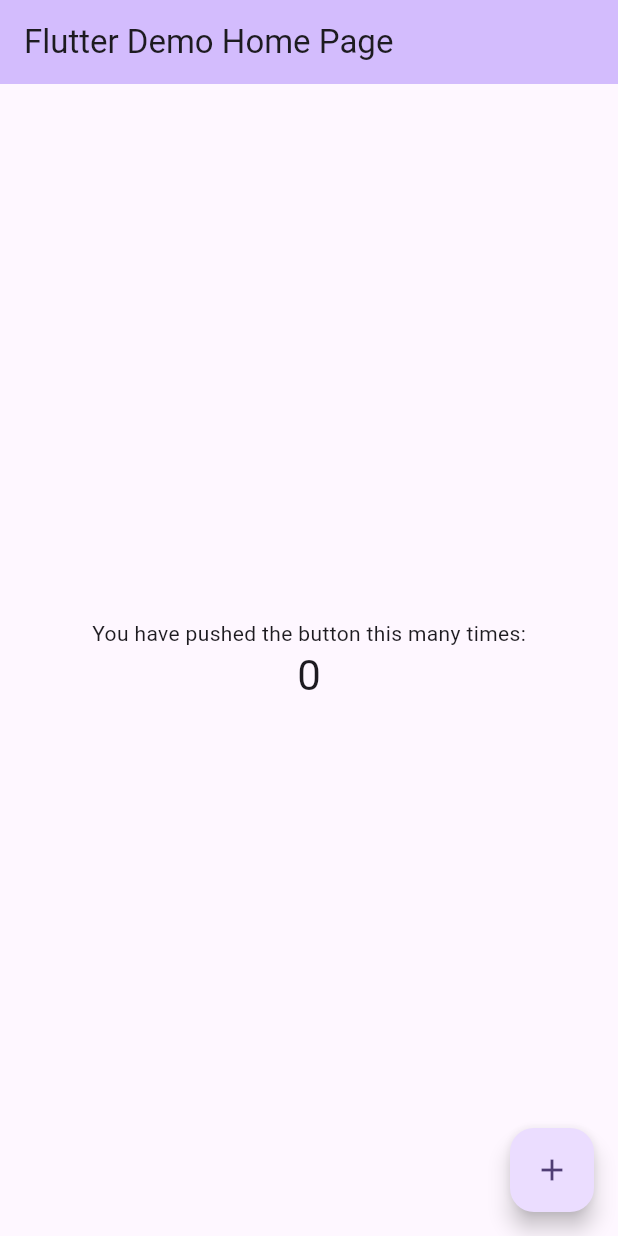
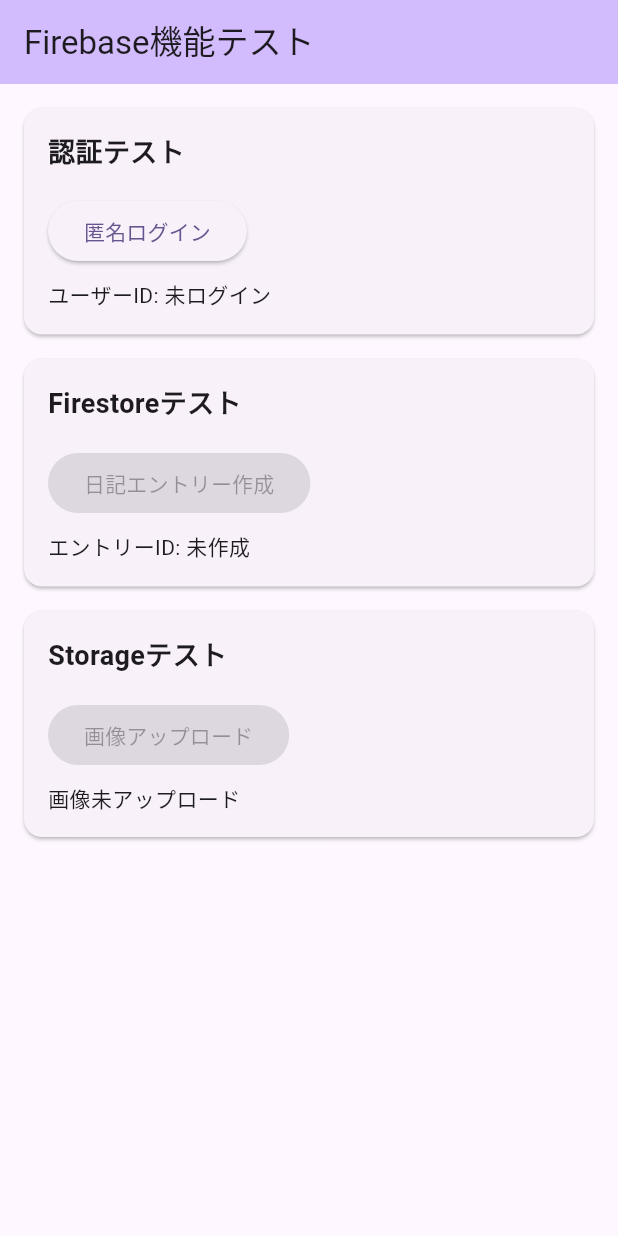
Before and after one commit to ssk0323/reflekt-journal, a Flutter app: the screen it shows after launch, on a phone screen of 412 x 824 dp. Run offline on Flutter 3.47's test engine with Material 3 defaults, Android fonts, the phone set to English and light mode, and no system bars; our stand-ins replace cloud_firestore, firebase_auth, firebase_core, firebase_storage, image_picker; accounts and stored records are empty.

Commit message:
feat: Firebase連携機能の実装
- Firebase Authentication、Firestore、Storageの連携
- Webプラットフォーム対応のための画像アップロード処理
- テスト画面の実装

Firebase Consoleでの設定を完了し、すべての機能が正常に動作することを確認

```diff
--- a/lib/main.dart
+++ b/lib/main.dart
@@ -1,125 +1,28 @@
 import 'package:flutter/material.dart';
+import 'package:firebase_core/firebase_core.dart';
+import 'firebase_options.dart';
+import 'package:reflekt_app/screens/firebase_test_screen.dart';
 
-void main() {
+void main() async {
+  WidgetsFlutterBinding.ensureInitialized();
+  await Firebase.initializeApp(
+    options: DefaultFirebaseOptions.currentPlatform,
+  );
   runApp(const MyApp());
 }
 
 class MyApp extends StatelessWidget {
   const MyApp({super.key});
 
-  // This widget is the root of your application.
   @override
   Widget build(BuildContext context) {
     return MaterialApp(
-      title: 'Flutter Demo',
+      title: 'Reflekt',
       theme: ThemeData(
-        // This is the theme of your application.
-        //
-        // TRY THIS: Try running your application with "flutter run". You'll see
-        // the application has a purple toolbar. Then, without quitting the app,
-        // try changing the seedColor in the colorScheme below to Colors.green
-        // and then invoke "hot reload" (save your changes or press the "hot
-        // reload" button in a Flutter-supported IDE, or press "r" if you used
-        // the command line to start the app).
-        //
-        // Notice that the counter didn't reset back to zero; the application
-        // state is not lost during the reload. To reset the state, use hot
-        // restart instead.
-        //
-        // This works for code too, not just values: Most code changes can be
-        // tested with just a hot reload.
         colorScheme: ColorScheme.fromSeed(seedColor: Colors.deepPurple),
         useMaterial3: true,
       ),
-      home: const MyHomePage(title: 'Flutter Demo Home Page'),
+      home: const FirebaseTestScreen(),
     );
   }
 }
-
-class MyHomePage extends StatefulWidget {
-  const MyHomePage({super.key, required this.title});
-
-  // This widget is the home page of your application. It is stateful, meaning
-  // that it has a State object (defined below) that contains fields that affect
-  // how it looks.
-
-  // This class is the configuration for the state. It holds the values (in this
-  // case the title) provided by the parent (in this case the App widget) and
-  // used by the build method of the State. Fields in a Widget subclass are
-  // always marked "final".
-
-  final String title;
-
-  @override
-  State<MyHomePage> createState() => _MyHomePageState();
-}
-
-class _MyHomePageState extends State<MyHomePage> {
-  int _counter = 0;
-
-  void _incrementCounter() {
-    setState(() {
-      // This call to setState tells the Flutter framework that something has
-      // changed in this State, which causes it to rerun the build method below
-      // so that the display can reflect the updated values. If we changed
-      // _counter without calling setState(), then the build method would not be
-      // called again, and so nothing would appear to happen.
-      _counter++;
-    });
-  }
-
-  @override
-  Widget build(BuildContext context) {
-    // This method is rerun every time setState is called, for instance as done
-    // by the _incrementCounter method above.
-    //
-    // The Flutter framework has been optimized to make rerunning build methods
-    // fast, so that you can just rebuild anything that needs updating rather
-    // than having to individually change instances of widgets.
-    return Scaffold(
-      appBar: AppBar(
-        // TRY THIS: Try changing the color here to a specific color (to
-        // Colors.amber, perhaps?) and trigger a hot reload to see the AppBar
-        // change color while the other colors stay the same.
-        backgroundColor: Theme.of(context).colorScheme.inversePrimary,
-        // Here we take the value from the MyHomePage object that was created by
-        // the App.build method, and use it to set our appbar title.
-        title: Text(widget.title),
-      ),
-      body: Center(
-        // Center is a layout widget. It takes a single child and positions it
-        // in the middle of the parent.
-        child: Column(
-          // Column is also a layout widget. It takes a list of children and
-          // arranges them vertically. By default, it sizes itself to fit its
-          // children horizontally, and tries to be as tall as its parent.
-          //
-          // Column has various properties to control how it sizes itself and
-          // how it positions its children. Here we use mainAxisAlignment to
-          // center the children vertically; the main axis here is the vertical
-          // axis because Columns are vertical (the cross axis would be
-          // horizontal).
-          //
-          // TRY THIS: Invoke "debug painting" (choose the "Toggle Debug Paint"
-          // action in the IDE, or press "p" in the console), to see the
-          // wireframe for each widget.
-          mainAxisAlignment: MainAxisAlignment.center,
-          children: <Widget>[
-            const Text(
-              'You have pushed the button this many times:',
-            ),
-            Text(
-              '$_counter',
-              style: Theme.of(context).textTheme.headlineMedium,
-            ),
-          ],
-        ),
-      ),
-      floatingActionButton: FloatingActionButton(
-        onPressed: _incrementCounter,
-        tooltip: 'Increment',
-        child: const Icon(Icons.add),
-      ), // This trailing comma makes auto-formatting nicer for build methods.
-    );
-  }
-}
--- /dev/null
+++ b/lib/screens/firebase_test_screen.dart
@@ -0,0 +1,234 @@
+import 'dart:io';
+import 'package:flutter/material.dart';
+import 'package:image_picker/image_picker.dart';
+import 'package:reflekt_app/services/firebase/auth_service.dart';
+import 'package:reflekt_app/services/firebase/firestore_service.dart';
+import 'package:reflekt_app/services/firebase/storage_service.dart';
+
+class FirebaseTestScreen extends StatefulWidget {
+  const FirebaseTestScreen({super.key});
+
+  @override
+  State<FirebaseTestScreen> createState() => _FirebaseTestScreenState();
+}
+
+class _FirebaseTestScreenState extends State<FirebaseTestScreen> {
+  final AuthService _authService = AuthService();
+  final FirestoreService _firestoreService = FirestoreService();
+  final StorageService _storageService = StorageService();
+  final ImagePicker _picker = ImagePicker();
+
+  String? _userId;
+  String? _entryId;
+  String? _imageUrl;
+
+  @override
+  Widget build(BuildContext context) {
+    return Scaffold(
+      appBar: AppBar(
+        title: const Text('Firebase機能テスト'),
+        backgroundColor: Theme.of(context).colorScheme.inversePrimary,
+      ),
+      body: SingleChildScrollView(
+        padding: const EdgeInsets.all(16.0),
+        child: Column(
+          crossAxisAlignment: CrossAxisAlignment.stretch,
+          children: [
+            // 認証セクション
+            _buildSection(
+              title: '認証テスト',
+              children: [
+                ElevatedButton(
+                  onPressed: _testAnonymousAuth,
+                  child: const Text('匿名ログイン'),
+                ),
+                const SizedBox(height: 8),
+                Text('ユーザーID: ${_userId ?? "未ログイン"}'),
+              ],
+            ),
+
+            // Firestoreセクション
+            _buildSection(
+              title: 'Firestoreテスト',
+              children: [
+                ElevatedButton(
+                  onPressed: _userId != null ? _testCreateDiaryEntry : null,
+                  child: const Text('日記エントリー作成'),
+                ),
+                const SizedBox(height: 8),
+                Text('エントリーID: ${_entryId ?? "未作成"}'),
+              ],
+            ),
+
+            // Storageセクション
+            _buildSection(
+              title: 'Storageテスト',
+              children: [
+                ElevatedButton(
+                  onPressed: _userId != null ? _testUploadImage : null,
+                  child: const Text('画像アップロード'),
+                ),
+                const SizedBox(height: 8),
+                _imageUrl != null
+                    ? Column(
+                        children: [
+                          Image.network(
+                            _imageUrl!,
+                            height: 150,
+                            loadingBuilder: (context, child, loadingProgress) {
+                              if (loadingProgress == null) return child;
+                              return Center(
+                                child: CircularProgressIndicator(
+                                  value: loadingProgress.expectedTotalBytes !=
+                                          null
+                                      ? loadingProgress.cumulativeBytesLoaded /
+                                          loadingProgress.expectedTotalBytes!
+                                      : null,
+                                ),
+                              );
+                            },
+                          ),
+                          const SizedBox(height: 8),
+                          ElevatedButton(
+                            onPressed:
+                                _imageUrl != null ? _testDeleteImage : null,
+                            style: ElevatedButton.styleFrom(
+                              backgroundColor: Colors.red,
+                              foregroundColor: Colors.white,
+                            ),
+                            child: const Text('画像削除'),
+                          ),
+                        ],
+                      )
+                    : const Text('画像未アップロード'),
+              ],
+            ),
+          ],
+        ),
+      ),
+    );
+  }
+
+  Widget _buildSection(
+      {required String title, required List<Widget> children}) {
+    return Card(
+      margin: const EdgeInsets.only(bottom: 16.0),
+      child: Padding(
+        padding: const EdgeInsets.all(16.0),
+        child: Column(
+          crossAxisAlignment: CrossAxisAlignment.start,
+          children: [
+            Text(
+              title,
+              style: const TextStyle(
+                fontSize: 18.0,
+                fontWeight: FontWeight.bold,
+              ),
+            ),
+            const SizedBox(height: 16.0),
+            ...children,
+          ],
+        ),
+      ),
+    );
+  }
+
+  // 匿名ログインのテスト
+  Future<void> _testAnonymousAuth() async {
+    try {
+      final user = await _authService.signInAnonymously();
+      setState(() {
+        _userId = user?.uid;
+      });
+      _showMessage('匿名ログイン成功: ${user?.uid}');
+    } catch (e) {
+      _showError('匿名ログイン失敗: $e');
+    }
+  }
+
+  // 日記エントリー作成のテスト
+  Future<void> _testCreateDiaryEntry() async {
+    try {
+      if (_userId == null) {
+        _showMessage('先にログインしてください');
+        return;
+      }
+
+      final data = {
+        'title': 'テストエントリー',
+        'content': 'これはFirestoreのテストです。${DateTime.now()}',
+        'createdAt': DateTime.now().toIso8601String(),
+        'updatedAt': DateTime.now().toIso8601String(),
+      };
+
+      final docRef = await _firestoreService.createDiaryEntry(_userId!, data);
+      setState(() {
+        _entryId = docRef.id;
+      });
+      _showMessage('エントリー作成成功: ${docRef.id}');
+    } catch (e) {
+      _showError('エントリー作成失敗: $e');
+    }
+  }
+
+  // 画像アップロードのテスト
+  Future<void> _testUploadImage() async {
+    try {
+      if (_userId == null) {
+        _showMessage('先にログインしてください');
+        return;
+      }
+
+      // 画像の選択
+      final pickedFile = await _picker.pickImage(source: ImageSource.gallery);
+      if (pickedFile == null) {
+        _showMessage('画像が選択されませんでした');
+        return;
+      }
+
+      // 選択した画像をそのままアップロード (File変換せずにXFileのままで渡す)
+      final imageUrl = await _storageService.uploadImage(_userId!, pickedFile);
+      setState(() {
+        _imageUrl = imageUrl;
+      });
+      _showMessage('画像アップロード成功');
+    } catch (e) {
+      _showError('画像アップロード失敗: $e');
+    }
+  }
+
+  // 画像削除のテスト
+  Future<void> _testDeleteImage() async {
+    try {
+      if (_imageUrl == null) {
+        _showMessage('削除する画像がありません');
+        return;
+      }
+
+      await _storageService.deleteImage(_imageUrl!);
+      setState(() {
+        _imageUrl = null;
+      });
+      _showMessage('画像削除成功');
+    } catch (e) {
+      _showError('画像削除失敗: $e');
+    }
+  }
+
+  void _showMessage(String message) {
+    if (!mounted) return;
+    ScaffoldMessenger.of(context).showSnackBar(
+      SnackBar(content: Text(message)),
+    );
+  }
+
+  void _showError(String message) {
+    if (!mounted) return;
+    ScaffoldMessenger.of(context).showSnackBar(
+      SnackBar(
+        content: Text(message),
+        backgroundColor: Colors.red,
+      ),
+    );
+  }
+}
--- a/pubspec.yaml
+++ b/pubspec.yaml
@@ -39,6 +39,8 @@ dependencies:
   firebase_auth: ^5.2.0
   cloud_firestore: ^5.4.0
   firebase_storage: ^12.2.0
+  path: ^1.9.0
+  image_picker: ^1.1.2
 
 dev_dependencies:
   flutter_test:
```
Also changed, not shown: lib/screens/home_screen.dart (+47 -0 lines), lib/services/firebase/auth_service.dart (added, +61 -0 lines), lib/services/firebase/firebase_service.dart (added, +10 -0 lines), lib/services/firebase/firestore_service.dart (added, +69 -0 lines), lib/services/firebase/storage_service.dart (added, +64 -0 lines), lib/firebase_options.dart, pubspec.lock.
